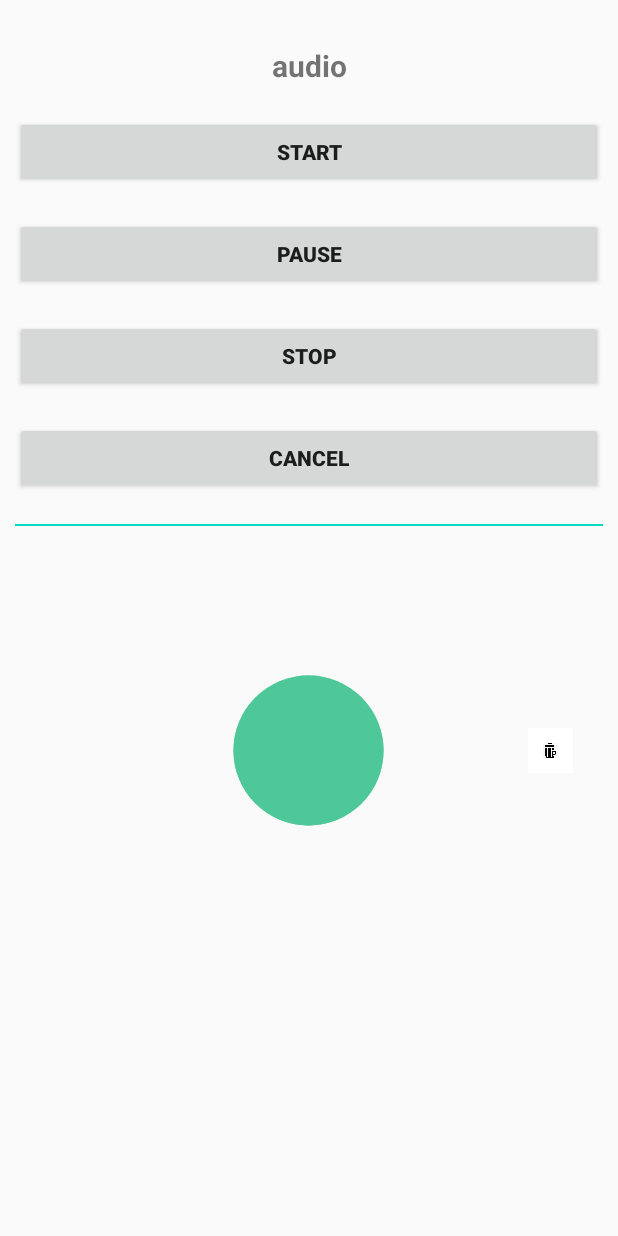
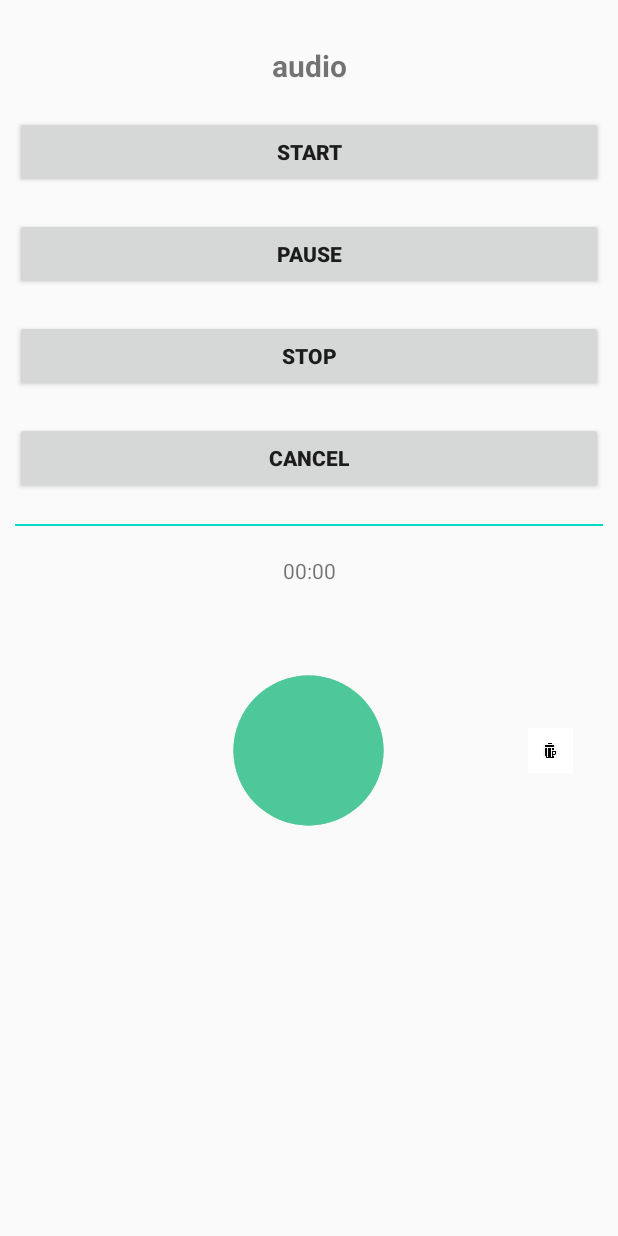
Before and after one commit to zhongyao/MultimediaExplore, an Android app: the screen it shows after launch (AudioActivity), after a tap on an icon or button, on a phone screen of 412 x 824 dp. Run offline under Robolectric (Android 15) with nearby library versions, the phone set to English and light mode, and no system bars; libraries missing offline, so code that uses them is left out: com.hjq.permissions; 2 statements that could not run were skipped; 1 other tap on this screen came first.

Commit message:
录音计时器

```diff
--- a/app/src/main/java/com/hongri/multimedia/audio/widget/RecordLayout.java
+++ b/app/src/main/java/com/hongri/multimedia/audio/widget/RecordLayout.java
@@ -1,14 +1,18 @@
 package com.hongri.multimedia.audio.widget;
 
+import android.annotation.SuppressLint;
 import android.app.Activity;
 import android.content.Context;
 import android.graphics.Color;
+import android.os.Handler;
+import android.os.Message;
 import android.util.AttributeSet;
 import android.util.Log;
 import android.view.MotionEvent;
 import android.view.View;
 import android.widget.FrameLayout;
 import android.widget.ImageView;
+import android.widget.TextView;
 
 import androidx.annotation.NonNull;
 import androidx.annotation.Nullable;
@@ -17,6 +21,7 @@ import com.hongri.multimedia.audio.RecordStreamListener;
 import com.hongri.multimedia.audio.state.AudioStatusManager;
 import com.hongri.multimedia.audio.state.Status;
 import com.hongri.multimedia.util.DataUtil;
+import com.hongri.multimedia.util.DateUtil;
 
 /**
  * Create by zhongyao on 2021/8/17
@@ -29,11 +34,12 @@ public class RecordLayout extends FrameLayout implements RecordStreamListener {
     private int borderWidth;
     private RecordButton recordBtn;
     private ImageView deleteBtn;
+    private TextView timeTv;
     private final long RECORD_BORDER_TIME = 1000;
     final Object mLock = new Object();
     private boolean isPressed;
 
-    private final String TAG = "RecordLayout";
+    private static final String TAG = "RecordLayout";
 
     public RecordLayout(@NonNull Context context) {
         super(context);
@@ -57,7 +63,7 @@ public class RecordLayout extends FrameLayout implements RecordStreamListener {
     protected void onLayout(boolean changed, int left, int top, int right, int bottom) {
         super.onLayout(changed, left, top, right, bottom);
         int childCount = getChildCount();
-        if (childCount >= 2) {
+        if (childCount >= 3) {
             View childView1 = getChildAt(0);
             if (childView1 instanceof RecordButton) {
                 recordBtn = (RecordButton) childView1;
@@ -77,6 +83,11 @@ public class RecordLayout extends FrameLayout implements RecordStreamListener {
             if (childView2 instanceof ImageView) {
                 deleteBtn = (ImageView) childView2;
             }
+
+            View childView3 = getChildAt(2);
+            if (childView3 instanceof TextView) {
+                timeTv = (TextView) childView3;
+            }
         }
     }
 
@@ -91,6 +102,30 @@ public class RecordLayout extends FrameLayout implements RecordStreamListener {
     private float currentY = 0;
     private float distanceX = 0;
     private long startTime, endTime;
+    private static final int UPDATE_TIME = 0;
+    private long recordTime;
+
+    @SuppressLint("HandlerLeak")
+    private Handler handler = new Handler() {
+        @Override
+        public void handleMessage(Message msg) {
+            super.handleMessage(msg);
+            switch (msg.what) {
+                case UPDATE_TIME:
+                    Log.d(TAG, "UPDATE_TIME:");
+                    if (timeTv != null) {
+                        recordTime = 1000 + recordTime;
+                        timeTv.setText(DateUtil.generateTime(recordTime));
+                    }
+                    sendEmptyMessageDelayed(UPDATE_TIME, 1000);
+                    break;
+
+                default:
+
+                    break;
+            }
+        }
+    };
 
     @Override
     public boolean onInterceptTouchEvent(MotionEvent event) {
@@ -105,6 +140,9 @@ public class RecordLayout extends FrameLayout implements RecordStreamListener {
         switch (action) {
             case MotionEvent.ACTION_DOWN:
                 isPressed = true;
+                if (handler != null) {
+                    handler.sendEmptyMessageDelayed(UPDATE_TIME, 1000);
+                }
                 startTime = System.currentTimeMillis();
                 lastTouchX = event.getX();
                 lastTouchY = event.getY();
@@ -133,6 +171,9 @@ public class RecordLayout extends FrameLayout implements RecordStreamListener {
 
             case MotionEvent.ACTION_UP:
                 isPressed = false;
+                handler.removeCallbacksAndMessages(null);
+                recordTime = 0;
+                timeTv.setText(DateUtil.generateTime(recordTime));
                 endTime = System.currentTimeMillis();
                 postDelayed(new Runnable() {
                     @Override
@@ -154,6 +195,9 @@ public class RecordLayout extends FrameLayout implements RecordStreamListener {
                 break;
             case MotionEvent.ACTION_CANCEL:
                 isPressed = false;
+                handler.removeCallbacksAndMessages(null);
+                recordTime = 0;
+                timeTv.setText(DateUtil.generateTime(recordTime));
                 break;
 
             default:
--- /dev/null
+++ b/app/src/main/java/com/hongri/multimedia/util/DateUtil.java
@@ -0,0 +1,22 @@
+package com.hongri.multimedia.util;
+
+/**
+ * Create by zhongyao on 2021/8/24
+ * Description:
+ */
+public class DateUtil {
+    /**
+     * 将毫秒转时分秒
+     *
+     * @param time
+     * @return
+     */
+    public static String generateTime(long time) {
+        int totalSeconds = (int) (time / 1000);
+        int seconds = totalSeconds % 60;
+        int minutes = (totalSeconds / 60) % 60;
+        int hours = totalSeconds / 3600;
+
+        return hours > 0 ? String.format("%02dh%02dm%02ds", hours, minutes, seconds) : String.format("%02d:%02d", minutes, seconds);
+    }
+}
--- a/app/src/main/res/layout/activity_audio.xml
+++ b/app/src/main/res/layout/activity_audio.xml
@@ -73,7 +73,7 @@
             android:layout_width="150dp"
             android:layout_height="150dp"
             android:layout_gravity="center"
-            android:background="@drawable/audio_record_normal_bg"/>
+            android:background="@drawable/audio_record_normal_bg" />
 
         <ImageView
             android:id="@+id/deleteBtn"
@@ -86,6 +86,13 @@
             android:src="@drawable/audio_record_delete"
             tools:ignore="RtlHardcoded" />
 
+        <TextView
+            android:id="@+id/timeTv"
+            android:layout_width="match_parent"
+            android:layout_height="wrap_content"
+            android:layout_marginTop="20dp"
+            android:gravity="center"
+            android:text="00:00" />
     </com.hongri.multimedia.audio.widget.RecordLayout>
 
 </LinearLayout>
```
